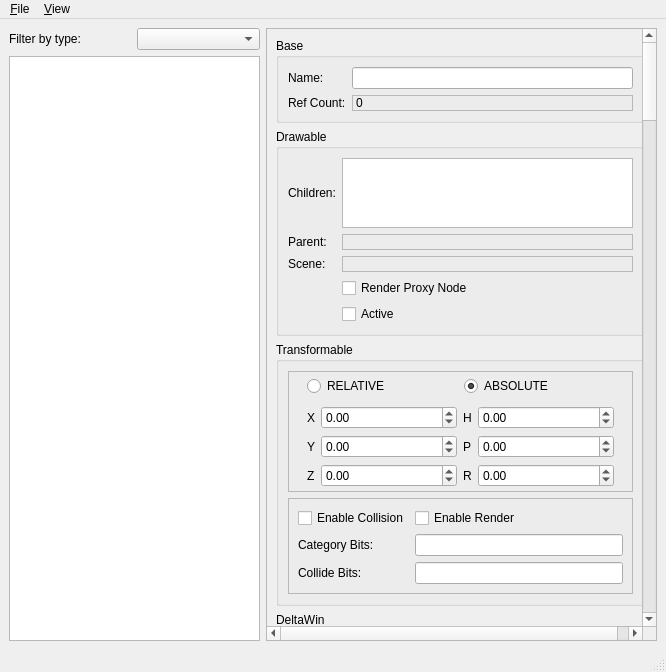
The window that delta3d/src/dtInspectorQt/dtinspectorqt.ui (delta3d/delta3d) describes before a commit, drawn with Qt 5.
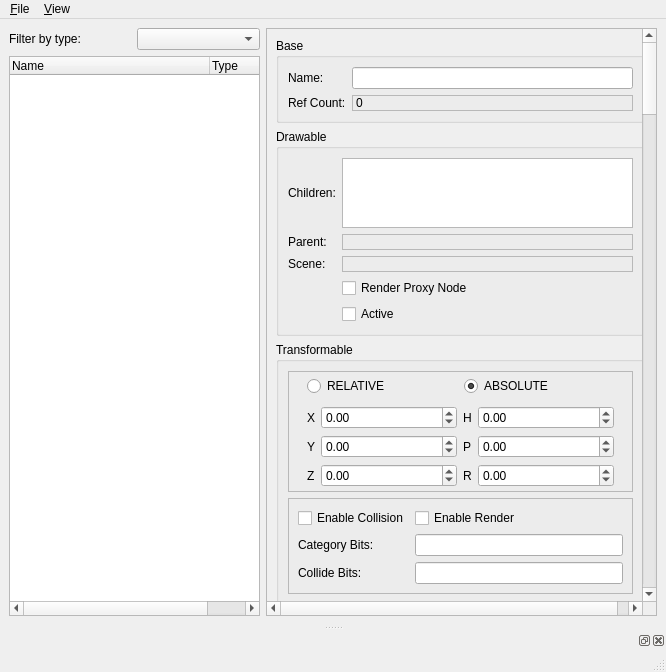
The same window after the commit. Custom widgets are drawn as their Qt base class.

```diff
--- a/delta3d/src/dtInspectorQt/dtinspectorqt.ui
+++ b/delta3d/src/dtInspectorQt/dtinspectorqt.ui
@@ -3080,13 +3080,23 @@
      </widget>
     </item>
     <item row="1" column="0" colspan="2">
-     <widget class="QListWidget" name="itemList">
-      <property name="sizePolicy">
-       <sizepolicy hsizetype="Expanding" vsizetype="Expanding">
-        <horstretch>0</horstretch>
-        <verstretch>0</verstretch>
-       </sizepolicy>
-      </property>
+     <widget class="QTreeWidget" name="itemList">
+      <attribute name="headerDefaultSectionSize">
+       <number>200</number>
+      </attribute>
+      <attribute name="headerDefaultSectionSize">
+       <number>200</number>
+      </attribute>
+      <column>
+       <property name="text">
+        <string>Name</string>
+       </property>
+      </column>
+      <column>
+       <property name="text">
+        <string>Type</string>
+       </property>
+      </column>
      </widget>
     </item>
    </layout>
@@ -3118,6 +3128,11 @@
    <addaction name="menuView"/>
   </widget>
   <widget class="QStatusBar" name="statusbar"/>
+  <widget class="PropertyEditor" name="propertyEditor">
+   <attribute name="dockWidgetArea">
+    <number>8</number>
+   </attribute>
+  </widget>
   <action name="actionRefresh_Item">
    <property name="text">
     <string>&amp;Refresh Item</string>
@@ -3154,6 +3169,14 @@
    </property>
   </action>
  </widget>
+ <customwidgets>
+  <customwidget>
+   <class>PropertyEditor</class>
+   <extends>QDockWidget</extends>
+   <header location="global">dtInspectorQt/propertyeditor.h</header>
+   <container>1</container>
+  </customwidget>
+ </customwidgets>
  <tabstops>
   <tabstop>baseNameText</tabstop>
   <tabstop>itemList</tabstop>
```
Left out of the diff: 1 changed line with no effect on the pictures.
